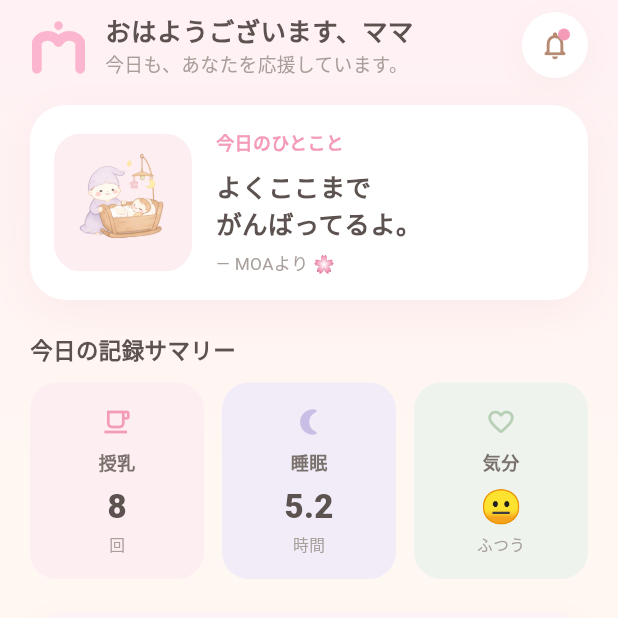
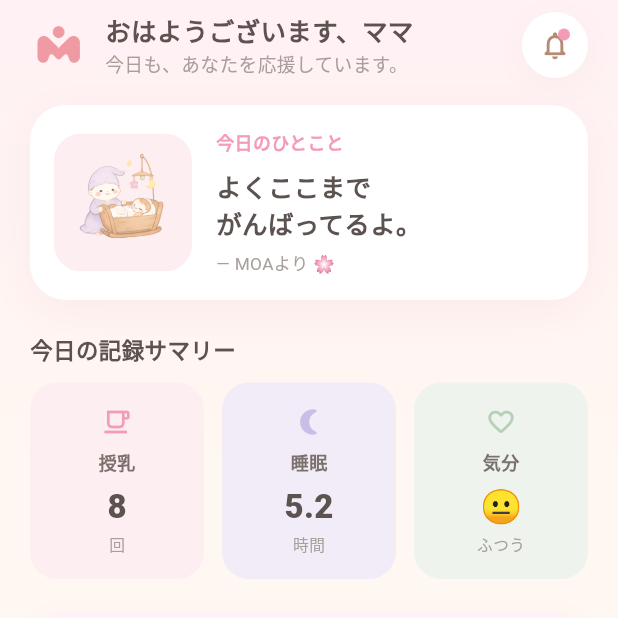
Before and after one commit to amane7/mamaz, a Flutter app: the screen it shows after launch, after a tap on "はじめる", on a phone screen of 412 x 824 dp, the top half of it. Run offline on Flutter 3.47's test engine with Material 3 defaults, Android fonts, the phone set to English and light mode, and no system bars; our stand-ins replace google_fonts, hive_flutter; accounts and stored records are empty.

Commit message:
Use official logo artwork for splash animation and in-app logo
- Replace CustomPainter-drawn 'M' in MamoaLogo with the official
  transparent logo image (assets/images/app_icon.png)
- Now the splash/loading animation, onboarding wordmark, and all
  in-app logo placements use the new brand logo consistently
- Remove obsolete _MPainter CustomPainter

```diff
--- a/lib/widgets/common.dart
+++ b/lib/widgets/common.dart
@@ -1,55 +1,24 @@
 import 'package:flutter/material.dart';
 import '../theme/app_theme.dart';
 
-/// The MAMOA "M" logo mark, drawn with a CustomPainter so it scales crisply.
+/// The MAMOA "M" logo mark, rendered from the official logo artwork.
 class MamoaLogo extends StatelessWidget {
   final double size;
+
+  /// Kept for backwards compatibility; the artwork already carries the
+  /// brand color so this is no longer used for tinting.
   final Color color;
   const MamoaLogo({super.key, this.size = 40, this.color = AppColors.blushPink});
 
   @override
   Widget build(BuildContext context) {
-    return SizedBox(
+    return Image.asset(
+      'assets/images/app_icon.png',
       width: size,
       height: size,
-      child: CustomPaint(painter: _MPainter(color)),
+      fit: BoxFit.contain,
     );
   }
-}
-
-class _MPainter extends CustomPainter {
-  final Color color;
-  _MPainter(this.color);
-
-  @override
-  void paint(Canvas canvas, Size size) {
-    final w = size.width;
-    final h = size.height;
-    final paint = Paint()
-      ..color = color
-      ..style = PaintingStyle.stroke
-      ..strokeWidth = w * 0.17
-      ..strokeCap = StrokeCap.round
-      ..strokeJoin = StrokeJoin.round;
-
-    // Two arches forming an "M" like embracing arms.
-    final path = Path();
-    path.moveTo(w * 0.12, h * 0.92);
-    path.lineTo(w * 0.12, h * 0.45);
-    path.arcToPoint(Offset(w * 0.5, h * 0.45),
-        radius: Radius.circular(w * 0.22), clockwise: true);
-    path.arcToPoint(Offset(w * 0.88, h * 0.45),
-        radius: Radius.circular(w * 0.22), clockwise: true);
-    path.lineTo(w * 0.88, h * 0.92);
-    canvas.drawPath(path, paint);
-
-    // soft dot accent
-    final dot = Paint()..color = color;
-    canvas.drawCircle(Offset(w * 0.5, h * 0.16), w * 0.075, dot);
-  }
-
-  @override
-  bool shouldRepaint(covariant _MPainter old) => old.color != color;
 }
 
 /// Logo + wordmark.
```
